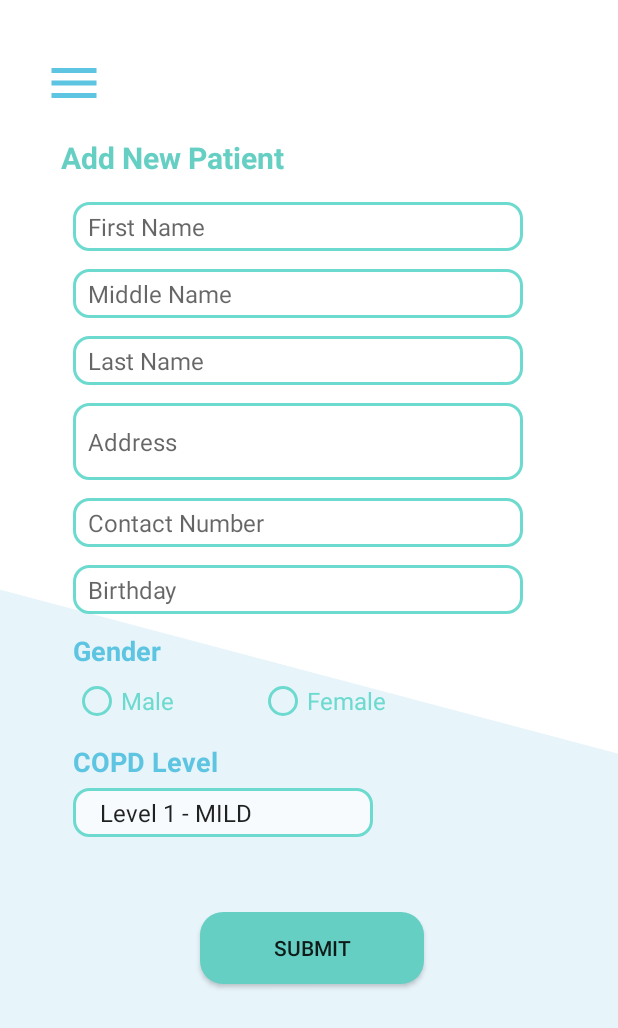
After one commit to mfrostf/XHale_Git, an Android app: the layout activity_addpatient.xml on its own in the app's theme, with its tools: preview values and no code run, on a phone screen of 412 x 824 dp. The commit adds this screen. Shown: the top 1028 px of the screen. Run offline under Robolectric (Android 15) with nearby library versions, the phone set to English and light mode, and no system bars.

Commit message:
add patient layout added

```diff
--- /dev/null
+++ b/app/src/main/res/drawable/frostedbox.xml
@@ -0,0 +1,7 @@
+<?xml version="1.0" encoding="utf-8"?>
+<shape xmlns:android="http://schemas.android.com/apk/res/android"
+    android:shape="rectangle">
+    <corners android:radius="10dp"/>
+    <solid android:color="#adffffff"/>
+    <stroke android:width="2dp" android:color="#6ddacf" />
+</shape>
--- /dev/null
+++ b/app/src/main/res/layout/activity_addpatient.xml
@@ -0,0 +1,272 @@
+<?xml version="1.0" encoding="utf-8"?>
+<android.support.constraint.ConstraintLayout
+    xmlns:android="http://schemas.android.com/apk/res/android"
+    xmlns:app="http://schemas.android.com/apk/res-auto"
+    xmlns:tools="http://schemas.android.com/tools"
+    android:background="@drawable/bg4"
+    android:layout_width="match_parent"
+    android:layout_height="match_parent">
+
+    <ImageButton
+        android:id="@+id/navD_4"
+        android:layout_width="40dp"
+        android:layout_height="40dp"
+        android:layout_marginEnd="8dp"
+        android:layout_marginRight="8dp"
+        android:background="@null"
+        android:onClick="NavigateD"
+        android:scaleType="fitCenter"
+        android:src="@drawable/ic_menu_24dp"
+        app:layout_constraintBottom_toTopOf="@+id/guideline26"
+        app:layout_constraintEnd_toStartOf="@+id/guideline23" />
+
+    <android.support.constraint.Guideline
+        android:id="@+id/guideline23"
+        android:layout_width="wrap_content"
+        android:layout_height="wrap_content"
+        android:orientation="vertical"
+        app:layout_constraintGuide_percent="0.18734793" />
+
+    <android.support.constraint.Guideline
+        android:id="@+id/guideline24"
+        android:layout_width="wrap_content"
+        android:layout_height="wrap_content"
+        android:orientation="vertical"
+        app:layout_constraintGuide_percent="0.91" />
+
+    <android.support.constraint.Guideline
+        android:id="@+id/guideline25"
+        android:layout_width="wrap_content"
+        android:layout_height="wrap_content"
+        android:orientation="vertical"
+        app:layout_constraintGuide_percent="0.098958336" />
+
+    <android.support.constraint.Guideline
+        android:id="@+id/guideline26"
+        android:layout_width="wrap_content"
+        android:layout_height="wrap_content"
+        android:orientation="horizontal"
+        app:layout_constraintGuide_percent="0.09171076" />
+
+    <TextView
+        android:id="@+id/lblAddPatient"
+        android:layout_width="wrap_content"
+        android:layout_height="wrap_content"
+        android:layout_marginTop="16dp"
+        android:text="Add New Patient"
+        android:textColor="@color/blueGreen"
+        android:textSize="20sp"
+        android:textStyle="bold"
+        app:layout_constraintStart_toStartOf="@+id/guideline25"
+        app:layout_constraintTop_toTopOf="@+id/guideline26" />
+
+    <EditText
+        android:id="@+id/txtFirstName"
+        android:layout_width="300dp"
+        android:layout_height="wrap_content"
+        android:layout_marginStart="8dp"
+        android:layout_marginLeft="8dp"
+        android:layout_marginTop="16dp"
+        android:background="@drawable/frostedbox"
+        android:ems="10"
+        android:hint="First Name"
+        android:inputType="textPersonName"
+        android:paddingLeft="10dp"
+        android:paddingTop="5dp"
+        android:paddingRight="10dp"
+        android:paddingBottom="5dp"
+        android:textSize="16sp"
+        app:layout_constraintStart_toStartOf="@+id/guideline25"
+        app:layout_constraintTop_toBottomOf="@+id/lblAddPatient" />
+
+    <EditText
+        android:id="@+id/txtMiddleName"
+        android:layout_width="300dp"
+        android:layout_height="wrap_content"
+        android:layout_marginStart="8dp"
+        android:layout_marginLeft="8dp"
+        android:layout_marginTop="12dp"
+        android:background="@drawable/frostedbox"
+        android:ems="10"
+        android:hint="Middle Name"
+        android:inputType="textPersonName"
+        android:paddingLeft="10dp"
+        android:paddingTop="5dp"
+        android:paddingRight="10dp"
+        android:paddingBottom="5dp"
+        android:textSize="16sp"
+        app:layout_constraintStart_toStartOf="@+id/guideline25"
+        app:layout_constraintTop_toBottomOf="@+id/txtFirstName" />
+
+    <EditText
+        android:id="@+id/txtLastName"
+        android:layout_width="300dp"
+        android:layout_height="wrap_content"
+        android:layout_marginStart="8dp"
+        android:layout_marginLeft="8dp"
+        android:layout_marginTop="12dp"
+        android:background="@drawable/frostedbox"
+        android:ems="10"
+        android:hint="Last Name"
+        android:inputType="textPersonName"
+        android:paddingLeft="10dp"
+        android:paddingTop="5dp"
+        android:paddingRight="10dp"
+        android:paddingBottom="5dp"
+        android:textSize="16sp"
+        app:layout_constraintStart_toStartOf="@+id/guideline25"
+        app:layout_constraintTop_toBottomOf="@+id/txtMiddleName" />
+
+    <Spinner
+        android:id="@+id/spinnerCopdLevel"
+        android:layout_width="200dp"
+        android:layout_height="wrap_content"
+        android:layout_marginStart="8dp"
+        android:layout_marginLeft="8dp"
+        android:layout_marginTop="5dp"
+        android:background="@drawable/frostedbox"
+        android:dropDownWidth="match_parent"
+        android:entries="@array/copd_level"
+        android:paddingLeft="10dp"
+        android:paddingTop="5dp"
+        android:paddingRight="10dp"
+        android:paddingBottom="5dp"
+        android:textSize="16sp"
+        app:layout_constraintStart_toStartOf="@+id/guideline25"
+        app:layout_constraintTop_toBottomOf="@+id/lblCopdLevel" />
+
+    <RadioGroup
+        android:id="@+id/radioGrpGender"
+        android:layout_width="265dp"
+        android:layout_height="wrap_content"
+        android:layout_marginStart="8dp"
+        android:layout_marginLeft="8dp"
+        android:layout_marginTop="5dp"
+        android:orientation="horizontal"
+        app:layout_constraintStart_toStartOf="@+id/guideline25"
+        app:layout_constraintTop_toBottomOf="@+id/lblGender">
+
+        <RadioButton
+            android:id="@+id/radioMale"
+            android:layout_width="wrap_content"
+            android:layout_height="wrap_content"
+            android:layout_weight="1"
+            android:buttonTint="@color/txtboxborder"
+            android:text="Male"
+            android:textColor="@color/txtboxborder"
+            android:textSize="16sp" />
+
+        <RadioButton
+            android:id="@+id/radioFemale"
+            android:layout_width="wrap_content"
+            android:layout_height="wrap_content"
+            android:layout_weight="1"
+            android:buttonTint="@color/txtboxborder"
+            android:text="Female"
+            android:textColor="@color/txtboxborder"
+            android:textSize="16sp" />
+    </RadioGroup>
+
+    <EditText
+        android:id="@+id/txtContact"
+        android:layout_width="300dp"
+        android:layout_height="wrap_content"
+        android:layout_marginStart="8dp"
+        android:layout_marginLeft="8dp"
+        android:layout_marginTop="12dp"
+        android:background="@drawable/frostedbox"
+        android:ems="10"
+        android:hint="Contact Number"
+        android:inputType="phone"
+        android:paddingLeft="10dp"
+        android:paddingTop="5dp"
+        android:paddingRight="10dp"
+        android:paddingBottom="5dp"
+        android:textSize="16sp"
+        app:layout_constraintStart_toStartOf="@+id/guideline25"
+        app:layout_constraintTop_toBottomOf="@+id/txtAddress" />
+
+    <EditText
+        android:id="@+id/txtBday"
+        android:layout_width="300dp"
+        android:layout_height="wrap_content"
+        android:layout_marginStart="8dp"
+        android:layout_marginLeft="8dp"
+        android:layout_marginTop="12dp"
+        android:background="@drawable/frostedbox"
+        android:ems="10"
+        android:hint="Birthday"
+        android:inputType="date"
+        android:paddingLeft="10dp"
+        android:paddingTop="5dp"
+        android:paddingRight="10dp"
+        android:paddingBottom="5dp"
+        android:textSize="16sp"
+        app:layout_constraintStart_toStartOf="@+id/guideline25"
+        app:layout_constraintTop_toBottomOf="@+id/txtContact" />
+
+    <EditText
+        android:id="@+id/txtAddress"
+        android:layout_width="300dp"
+        android:layout_height="wrap_content"
+        android:layout_marginStart="8dp"
+        android:layout_marginLeft="8dp"
+        android:layout_marginTop="12dp"
+        android:background="@drawable/frostedbox"
+        android:ems="10"
+        android:hint="Address"
+        android:inputType="textMultiLine|textPostalAddress"
+        android:lines="2"
+        android:paddingLeft="10dp"
+        android:paddingTop="5dp"
+        android:paddingRight="10dp"
+        android:paddingBottom="5dp"
+        android:textSize="16sp"
+        app:layout_constraintStart_toStartOf="@+id/guideline25"
+        app:layout_constraintTop_toBottomOf="@+id/txtLastName" />
+
+    <TextView
+        android:id="@+id/lblCopdLevel"
+        android:layout_width="wrap_content"
+        android:layout_height="wrap_content"
+        android:layout_marginStart="8dp"
+        android:layout_marginLeft="8dp"
+        android:layout_marginTop="12dp"
+        android:text="COPD Level"
+        android:textColor="@color/blue"
+        android:textSize="18sp"
+        android:textStyle="bold"
+        app:layout_constraintStart_toStartOf="@+id/guideline25"
+        app:layout_constraintTop_toBottomOf="@+id/radioGrpGender" />
+
+    <TextView
+        android:id="@+id/lblGender"
+        android:layout_width="wrap_content"
+        android:layout_height="wrap_content"
+        android:layout_marginStart="8dp"
+        android:layout_marginLeft="8dp"
+        android:layout_marginTop="12dp"
+        android:text="TextView"
+        android:textColor="@color/blue"
+        android:textSize="18sp"
+        android:textStyle="bold"
+        app:layout_constraintStart_toStartOf="@+id/guideline25"
+        app:layout_constraintTop_toBottomOf="@+id/txtBday"
+        tools:text="Gender" />
+
+    <Button
+        android:id="@+id/button"
+        android:layout_width="149dp"
+        android:layout_height="wrap_content"
+        android:layout_marginStart="32dp"
+        android:layout_marginLeft="32dp"
+        android:layout_marginTop="50dp"
+        android:layout_marginEnd="32dp"
+        android:layout_marginRight="32dp"
+        android:background="@drawable/greenbtn"
+        android:text="Submit"
+        app:layout_constraintEnd_toStartOf="@+id/guideline24"
+        app:layout_constraintStart_toStartOf="@+id/guideline25"
+        app:layout_constraintTop_toBottomOf="@+id/spinnerCopdLevel" />
+
+</android.support.constraint.ConstraintLayout>
--- a/app/src/main/res/values/colors.xml
+++ b/app/src/main/res/values/colors.xml
@@ -15,4 +15,6 @@
     <color name="white">#ffffff</color>
     <color name="darkGrey">#707172</color>
     <color name="red">#e95b5e</color>
+
+    <color name="txtboxborder">#6ddacf</color>>
 </resources>
--- a/app/src/main/res/values/strings.xml
+++ b/app/src/main/res/values/strings.xml
@@ -7,4 +7,12 @@
     <string name="nav_header_subtitle">android.studio@android.com</string>
     <string name="nav_header_desc">Navigation header</string>
     <string name="action_settings">Settings</string>
+
+    <string-array name="copd_level">
+        <item>Level 1 - MILD</item>
+        <item>Level 2 - MODERATE</item>
+        <item>Level 3 - SEVERE</item>
+        <item>Level 4 - VERY SEVERE</item>
+    </string-array>
+
 </resources>
```
Also changed, not shown: app/src/main/res/drawable/bg1.jpg (added), app/src/main/res/drawable/bg2.jpg (added), app/src/main/res/drawable/bg3.jpg (added), app/src/main/res/drawable/bg4.jpg (added).
